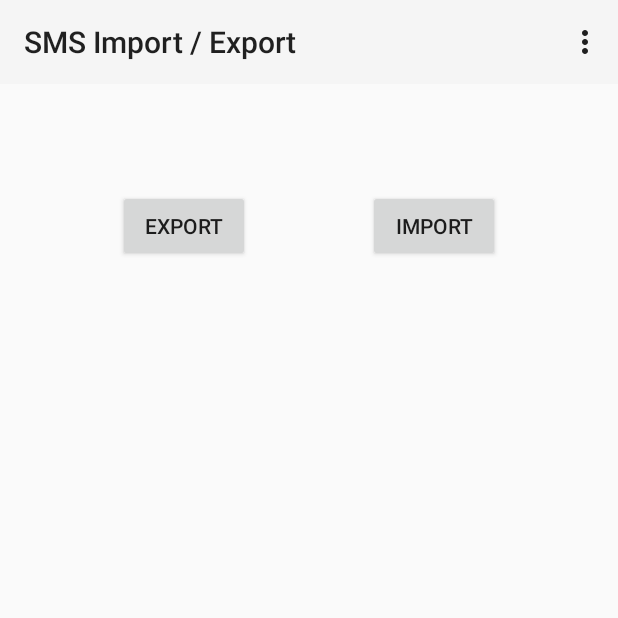
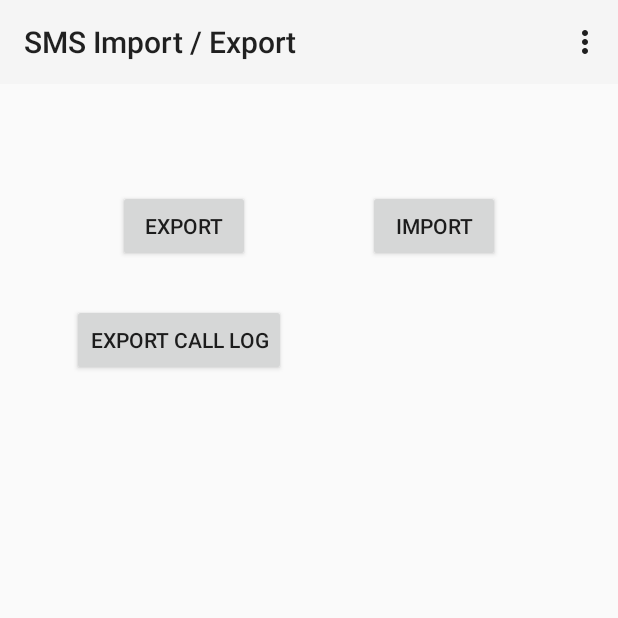
Before and after one commit to tmo1/sms-ie, an Android app: the screen it shows after launch (MainActivity), on a phone screen of 412 x 824 dp, the top half of it. Run offline under Robolectric (Android 15) with nearby library versions, the phone set to English and light mode, and no system bars.

Commit message:
feat(): export call log

```diff
--- a/app/src/main/AndroidManifest.xml
+++ b/app/src/main/AndroidManifest.xml
@@ -4,6 +4,7 @@
 
     <uses-permission android:name="android.permission.READ_SMS" />
     <uses-permission android:name="android.permission.READ_CONTACTS" />
+    <uses-permission android:name="android.permission.READ_CALL_LOG" />
 
     <application
         android:allowBackup="true"
--- a/app/src/main/res/layout/activity_main.xml
+++ b/app/src/main/res/layout/activity_main.xml
@@ -93,4 +93,16 @@
         app:layout_constraintStart_toStartOf="parent"
         app:layout_constraintTop_toTopOf="parent" />
 
+    <Button
+        android:id="@+id/export_call_log_button"
+        android:layout_width="wrap_content"
+        android:layout_height="wrap_content"
+        android:layout_marginStart="48dp"
+        android:layout_marginTop="28dp"
+        android:text="EXPORT CALL LOG"
+        app:layout_constraintBottom_toTopOf="@+id/guideline3"
+        app:layout_constraintStart_toStartOf="parent"
+        app:layout_constraintTop_toBottomOf="@+id/export_button"
+        app:layout_constraintVertical_bias="0.0" />
+
 </androidx.constraintlayout.widget.ConstraintLayout>
--- a/app/src/main/res/values/strings.xml
+++ b/app/src/main/res/values/strings.xml
@@ -21,12 +21,15 @@
 <resources>
     <string name="app_name">SMS Import / Export</string>
     <string name="begin_exporting_msg">Exporting messages …</string>
+    <string name="begin_exporting_call_log">Exporting call log …</string>
     <string name="begin_importing_msg">Importing messages …</string>
     <string name="export_results">%1$d SMS(s) and %2$d MMS(s) exported.\nElapsed time: %3$s</string>
     <string name="import_results">%1$d SMS(s) and %2$d MMS(s) imported.\nElapsed time: %3$s</string>
+    <string name="import_results_call_log">%1$d Call(s) exported.\nElapsed time: %2$s</string>
     <string name="export_button_label">Export</string>
     <string name="import_button_label">Import</string>
     <string name="permissions_required_message">Exporting messages requires permission to read SMSs and contacts.</string>
+    <string name="permissions_required_call_log">Exporting call log requires permission to read Call log and contacts.</string>
     <string name="default_sms_app_requirement_message">This app must be the default SMS app in order to import messages.</string>
     <string name="not_jsonarray_message">File does not seem to contain a valid JSONArray.</string>
     <string name="include_binary_data">Include (encoded) binary MMS data</string>
```
Also changed, not shown: app/src/main/java/com/github/tmo1/sms_ie/MainActivity.kt (+96 -0 lines).
